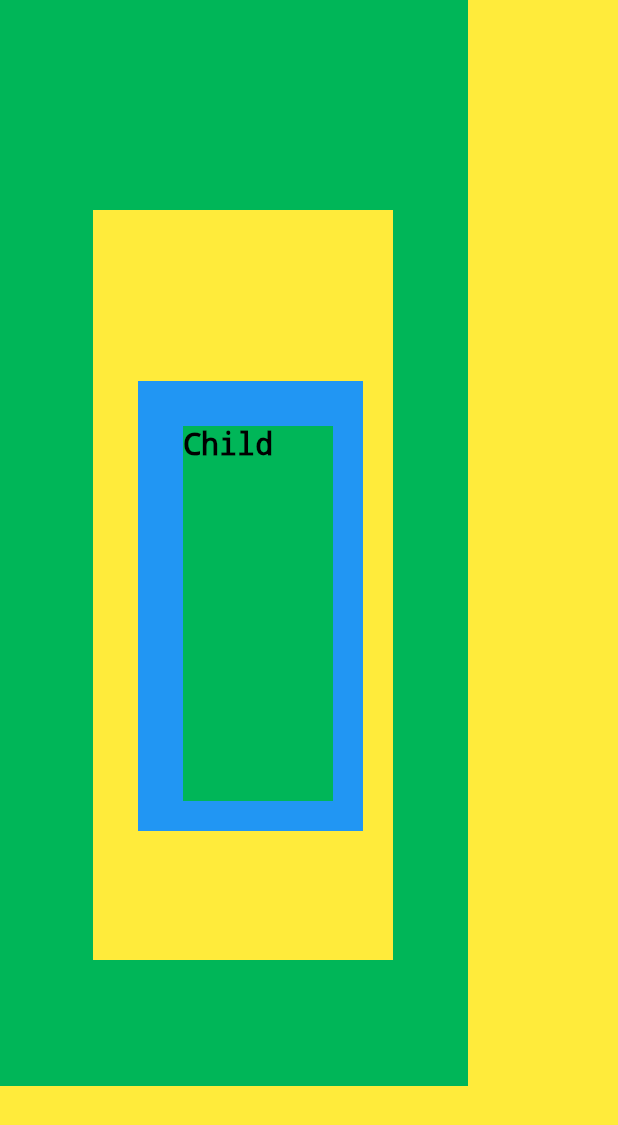
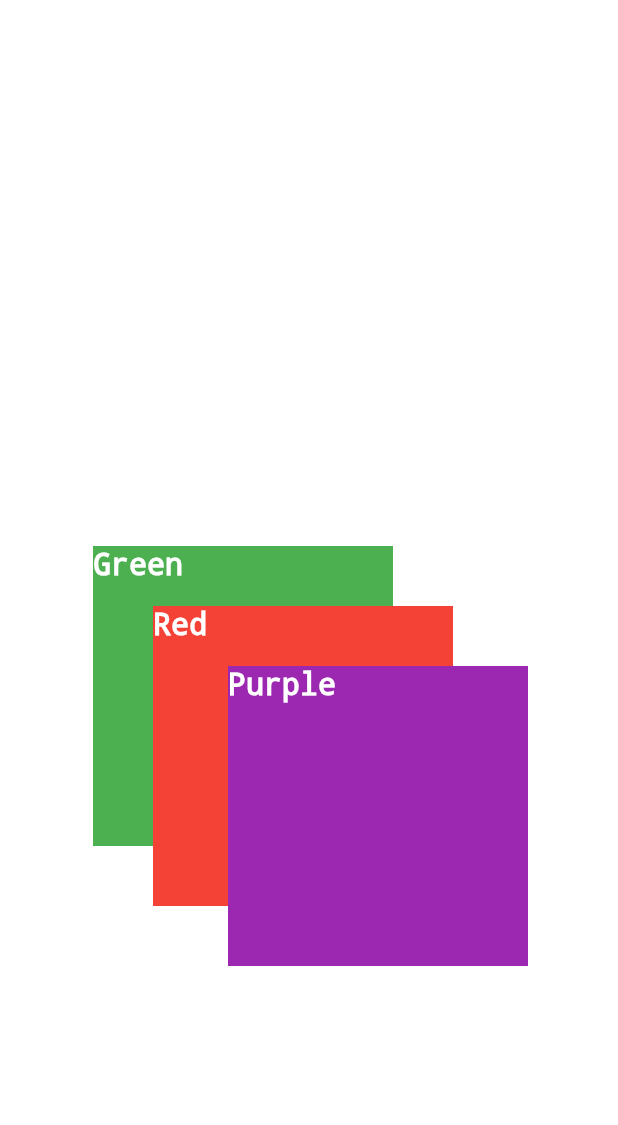
Before and after one commit to sardorergashaliyev/3-dars-stack, a Flutter app: the screen it shows after launch, on a phone screen of 412 x 824 dp. Shown: the top 1125 px of the screen. Run offline on Flutter 3.47's test engine with Material 2 defaults, Android fonts, the phone set to English and light mode, and no system bars.

```diff
--- a/lib/main.dart
+++ b/lib/main.dart
@@ -14,72 +14,52 @@ class MyApp extends StatelessWidget {
         color: Color.fromARGB(255, 255, 255, 255),
         child: Center(
           child: Stack(children: [
-            Align(
-              alignment: Alignment.topCenter,
-              child: Container(
-                  height: 5000,
-                  width: 5000,
-                  color: Color.fromARGB(255, 0, 182, 88)),
-            ),
             Positioned(
               right: 150,
-              top: 140,
+              bottom: 260,
               child: Align(
                 child: Container(
-                  height: 500,
+                  child: Text('Green',
+                      style: TextStyle(
+                        fontSize: 20,
+                          color: Colors.white,
+                          decoration: TextDecoration.none)),
+                  height: 200,
                   width: 200,
-                  color: Colors.yellow,
+                  color: Colors.green,
                 ),
               ),
             ),
             Positioned(
-                right: 170,
-                bottom: 270,
+                right: 110,
+                bottom: 220,
                 child: Align(
                   child: Container(
-                    height: 300,
-                    width: 150,
-                    color: Colors.blue,
+                    child: Text('Red',
+                      style: TextStyle(
+                        fontSize: 20,
+                          color: Colors.white,
+                          decoration: TextDecoration.none)),
+                    height: 200,
+                    width: 200,
+                    color: Colors.red,
                   ),
                 )),
             Positioned(
-                right: 190,
-                bottom: 290,
+                right: 60,
+                bottom: 180,
                 child: Align(
                   child: Container(
-                    child:  Text(
-                      'Child',
+                    child: Text('Purple',
                       style: TextStyle(
-                        color: Colors.black,
-                        decoration: TextDecoration.none,
                         fontSize: 20,
-
-                      ),
-                    ),
-                    height: 250,
-                    width: 100,
-                    color: Color.fromARGB(255, 0, 182, 88),
+                          color: Colors.white,
+                          decoration: TextDecoration.none)),
+                    height: 200,
+                    width: 200,
+                    color: Colors.purple,
                   ),
                 )),
-            Positioned(
-              right: 0,
-              child: Align(
-                alignment: Alignment.topCenter,
-                child: Container(
-                  height: 40000,
-                  width: 100,
-                  color: Colors.yellow,
-                ),
-              ),
-            ),
-            Positioned(
-              bottom: 0,
-              child: Container(
-                height: 100,
-                width: 5000,
-                color: Colors.yellow,
-              ),
-            )
           ]),
         ),
       ),
```
